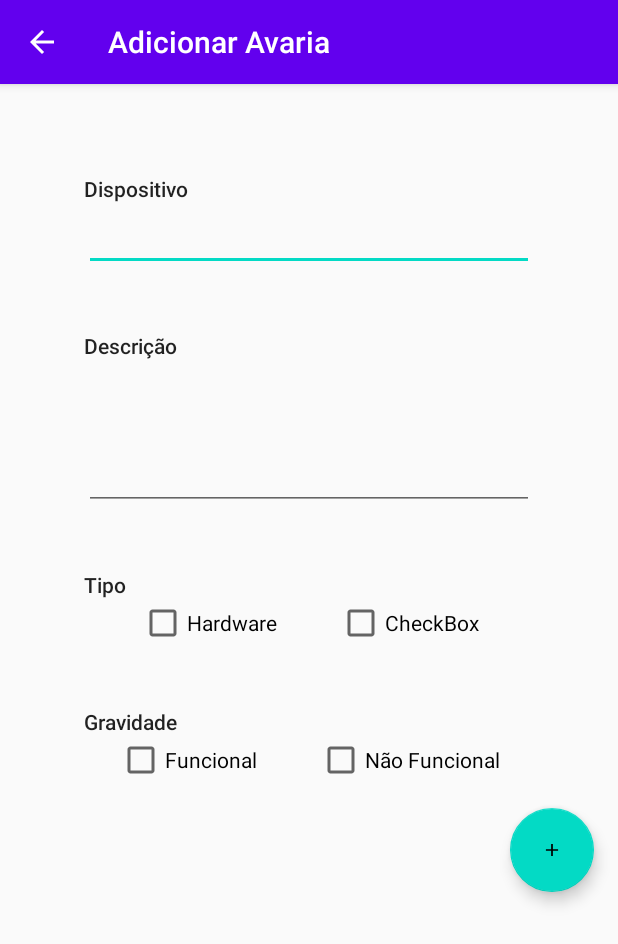
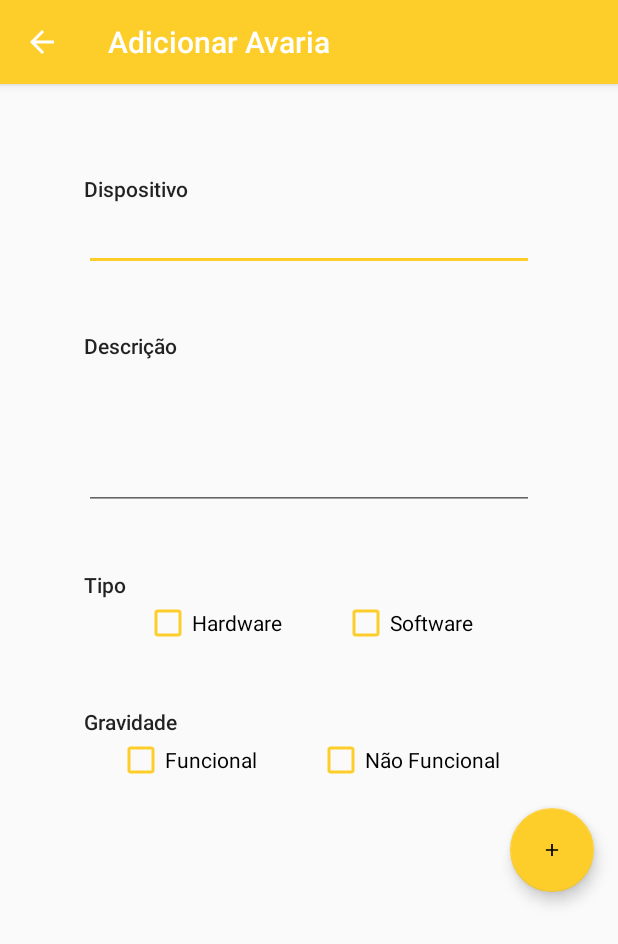
Before and after one commit to goncaloxavier/psi_2190788_2190778, an Android app: the AnomalyActivity screen opened directly, with no data from a screen before it, on a phone screen of 412 x 824 dp. Shown: the top 944 px of the screen. Run offline under Robolectric (Android 15) with nearby library versions, the phone set to English and light mode, and no system bars.

Commit message:
Changed App theme

```diff
--- a/AM/app/src/main/res/drawable/selector.xml
+++ b/AM/app/src/main/res/drawable/selector.xml
@@ -1,12 +1,12 @@
 <?xml version="1.0" encoding="utf-8"?>
 <selector xmlns:android="http://schemas.android.com/apk/res/android">
     <item
-        android:state_selected="true"
+        android:state_selected="false"
         android:color="@color/white"
         />
 
     <item
-        android:state_selected="false"
+        android:state_selected="true"
         android:color="@color/black"
         />
 </selector>
--- a/AM/app/src/main/res/layout/activity_anomaly.xml
+++ b/AM/app/src/main/res/layout/activity_anomaly.xml
@@ -106,6 +106,8 @@
                 android:layout_width="wrap_content"
                 android:layout_height="wrap_content"
                 android:layout_weight="0"
+                android:buttonTint="@color/colorPrimaryDark"
+                android:onClick="onClickHardware"
                 android:text="Hardware" />
 
             <Space
@@ -118,7 +120,9 @@
                 android:layout_width="wrap_content"
                 android:layout_height="wrap_content"
                 android:layout_weight="0"
-                android:text="CheckBox" />
+                android:buttonTint="@color/colorPrimaryDark"
+                android:onClick="onClickSoftware"
+                android:text="Software" />
 
         </LinearLayout>
 
@@ -145,6 +149,8 @@
                 android:layout_width="wrap_content"
                 android:layout_height="wrap_content"
                 android:layout_weight="0"
+                android:buttonTint="@color/colorPrimaryDark"
+                android:onClick="onClickFuncional"
                 android:text="Funcional" />
 
             <Space
@@ -156,7 +162,9 @@
                 android:id="@+id/cbNFuncional"
                 android:layout_width="wrap_content"
                 android:layout_height="wrap_content"
-                android:text="Não Funcional" />
+                android:text="Não Funcional"
+                android:onClick="onClickNFuncional"
+                android:buttonTint="@color/colorPrimaryDark"/>
         </LinearLayout>
     </LinearLayout>
 
--- a/AM/app/src/main/res/layout/activity_main.xml
+++ b/AM/app/src/main/res/layout/activity_main.xml
@@ -16,8 +16,8 @@
         android:layout_width="match_parent"
         android:layout_height="wrap_content"
         android:id="@+id/navigation"
-        android:background="@color/colorPrimary"
-        app:itemBackground="@color/colorPrimary"
+        android:background="@color/colorAccent"
+        app:itemBackground="@color/colorAccent"
         app:itemTextColor="@drawable/selector"
         app:itemIconTint="@drawable/selector"
         app:menu="@menu/menu_bottom"
--- a/AM/app/src/main/res/values/colors.xml
+++ b/AM/app/src/main/res/values/colors.xml
@@ -1,8 +1,8 @@
 <?xml version="1.0" encoding="utf-8"?>
 <resources>
-    <color name="colorPrimary">#6200EE</color>
-    <color name="colorPrimaryDark">#3700B3</color>
-    <color name="colorAccent">#03DAC5</color>
+    <color name="colorPrimary">#FDCE2A</color>
+    <color name="colorPrimaryDark">#FDCE2A</color>
+    <color name="colorAccent">#FDCE2A</color>
     <color name="white">#FFFFFF</color>
     <color name="black">#000000</color>
 </resources>
--- a/AM/app/src/main/res/values/styles.xml
+++ b/AM/app/src/main/res/values/styles.xml
@@ -4,7 +4,7 @@
         <!-- Customize your theme here. -->
         <item name="colorPrimary">@color/colorPrimary</item>
         <item name="colorPrimaryDark">@color/colorPrimaryDark</item>
-        <item name="colorAccent">@color/colorAccent</item>
+        <item name="colorAccent">@color/colorPrimaryDark</item>
     </style>
 
 </resources>
```
Also changed, not shown: AM/app/src/main/java/amsi/dei/estg/ipleiria/am/views/AnomalyActivity.java (+16 -0 lines).
